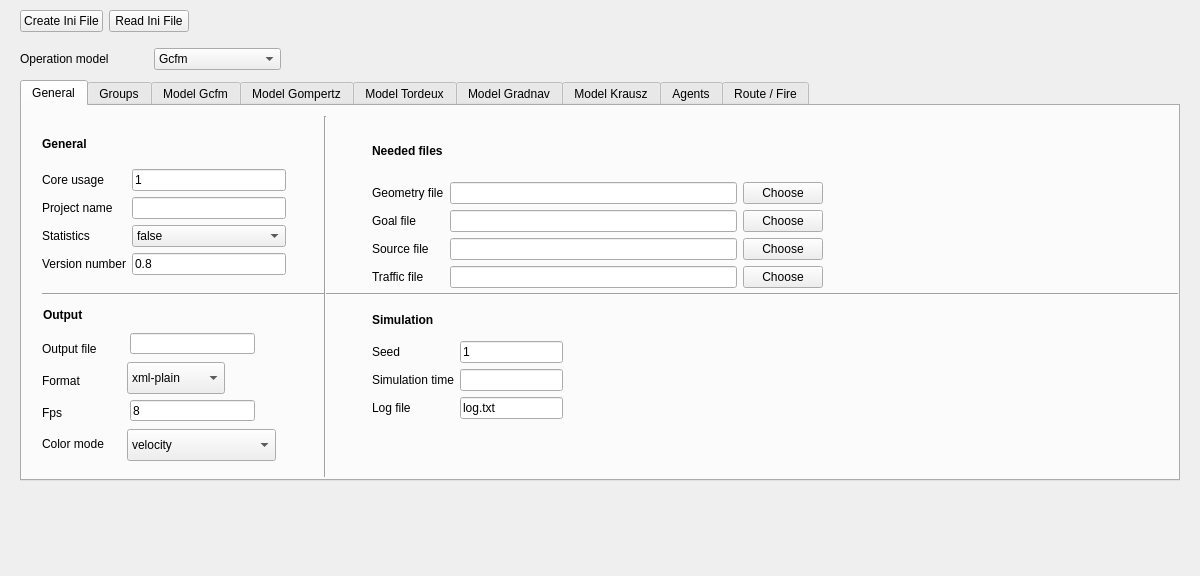
Qt form forms/inifilewidget.ui (JuPedSim/jpseditor) before a commit.
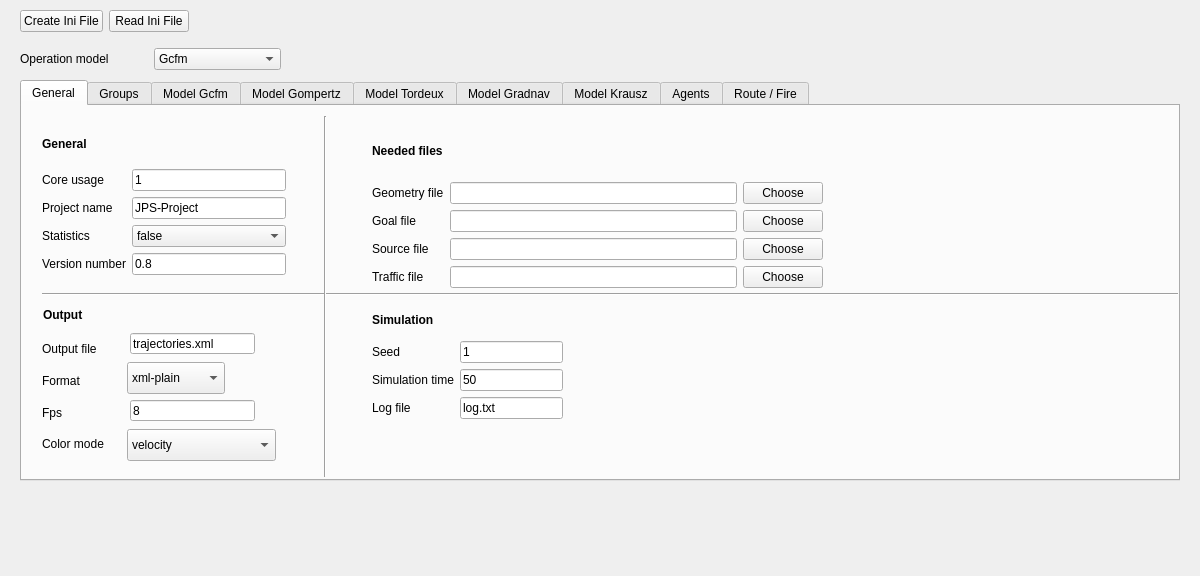
The same form after that commit. The open tabs and pages were chosen to show the change.

The edit to the form file:
```diff
--- a/forms/inifilewidget.ui
+++ b/forms/inifilewidget.ui
@@ -131,7 +131,7 @@
              <string/>
             </property>
             <property name="text">
-             <string/>
+             <string>JPS-Project</string>
             </property>
            </widget>
           </item>
@@ -227,7 +227,7 @@
           <item>
            <widget class="QLineEdit" name="lineEdit_general_06">
             <property name="text">
-             <string/>
+             <string>50</string>
             </property>
            </widget>
           </item>
@@ -440,7 +440,7 @@
       </rect>
      </property>
      <property name="text">
-      <string/>
+      <string>trajectories.xml</string>
      </property>
     </widget>
     <widget class="QComboBox" name="comboBox_general_02">
```
Left out of the diff: 5 changed lines with no effect on the pictures.
